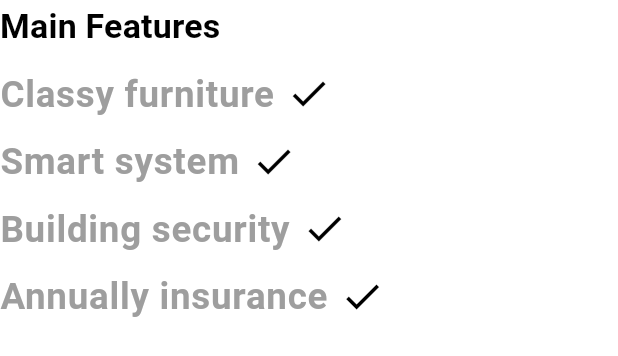
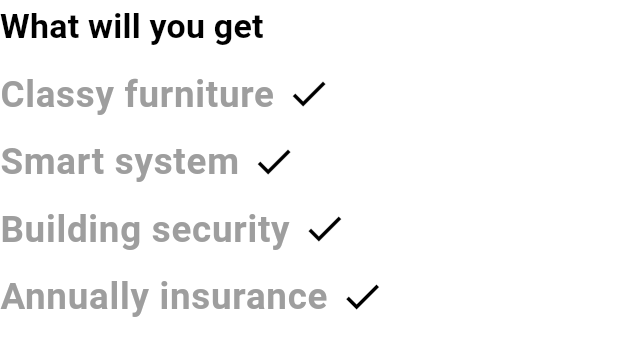
Before and after one commit to basharmestrih/Sorina-Real-Estate-App-Flutter-Laravel-, a Flutter app: the PropertyFeatures widget shown alone on an empty page, opened directly, on a phone screen of 412 x 824 dp. Shown: the top 356 px of the screen. Run offline on Flutter 3.47's test engine with Material 3 defaults, Android fonts, the phone set to English and light mode, and no system bars; our stand-ins replace flutter_screenutil, flutter_secure_storage, get, get_storage, logger, salomon_bottom_bar; accounts and stored records are empty; network calls fail; Roboto replaces fonts that are missing (Poppins).

Commit message:
Update PropertyFeatures.dart

```diff
--- a/lib/app/modules/propertydetails/views/widgets/PropertyFeatures.dart
+++ b/lib/app/modules/propertydetails/views/widgets/PropertyFeatures.dart
@@ -1,4 +1,5 @@
 import 'package:flutter/material.dart';
+import 'package:get/get.dart';
 import 'package:my_house_app/app/core/theme/colors.dart';
 
 class PropertyFeatures extends StatelessWidget {
@@ -17,7 +18,7 @@ class PropertyFeatures extends StatelessWidget {
       crossAxisAlignment: CrossAxisAlignment.start,
       children: [
          Text(
-          "Main Features",
+         'label_what_will_you_get'.tr,
            style: Theme.of(context).textTheme.titleMedium,
         ),
         const SizedBox(height: 6),
```
